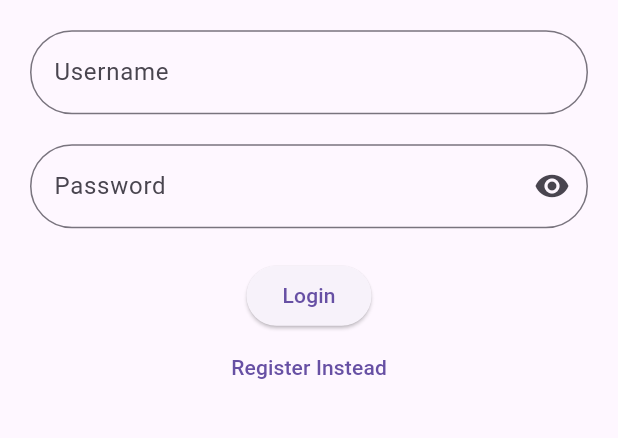
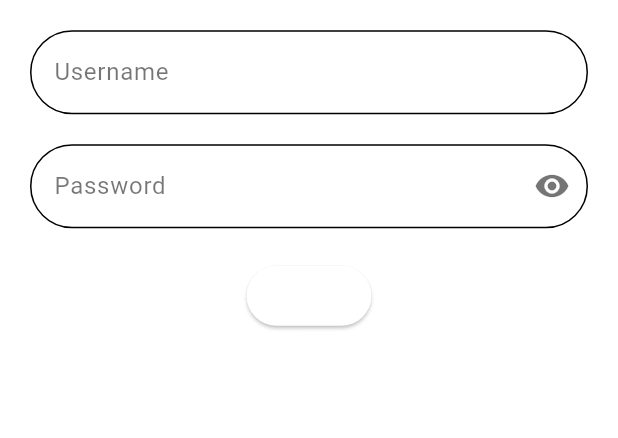
Before and after one commit to zainiirochman/Bolosewu, a Flutter app: the screen it shows after launch, on a phone screen of 412 x 824 dp, the part 608-1046 px from its top. Run offline on Flutter 3.47's test engine with Material 3 defaults, Android fonts, the phone set to English and light mode, and no system bars; our stand-ins replace carousel_slider, firebase_auth, firebase_core; accounts and stored records are empty.

Commit message:
first commit

```diff
--- a/lib/main.dart
+++ b/lib/main.dart
@@ -20,10 +20,32 @@ class MyApp extends StatelessWidget {
       home: const WidgetTree(),
       theme: ThemeData(
         textTheme: TextTheme(
+          titleLarge: TextStyle(
+              color: Colors.black,
+              fontSize: 24,
+              fontWeight: FontWeight.w400
+          ),
+          titleMedium: TextStyle(
+              color: Colors.purple,
+              fontSize: 20,
+              fontWeight: FontWeight.w600
+          ),
           bodyMedium: TextStyle(
             color: Colors.black,
+            fontSize: 14,
+            fontWeight: FontWeight.w400,
           ),
-
+          displayMedium: TextStyle(
+            color: Colors.purple,
+          ),
+        ),
+        colorScheme: ColorScheme.light(
+          primary: Colors.white,
+          secondary: Colors.purple,
+          primaryContainer: Colors.white,
+          secondaryContainer: Colors.purple,
+          surface: Colors.white,
+          onSurface: Colors.black54,
         ),
       ),
     );
```
Also changed, not shown: lib/games_page.dart (+8 -3 lines), lib/home_page.dart (+17 -12 lines), lib/pulsa_page.dart (+8 -3 lines), lib/voucher_page.dart (+9 -3 lines).
